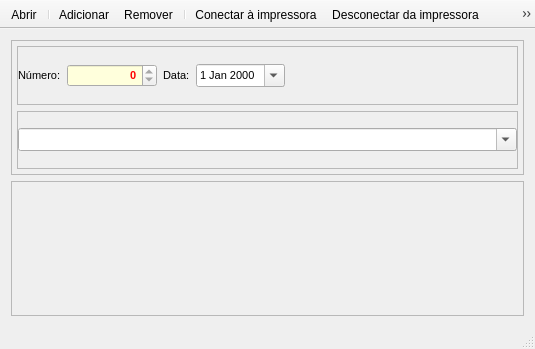
The window that mainwindow.ui (leidensj/BKVale) describes before a commit, drawn with Qt 5.
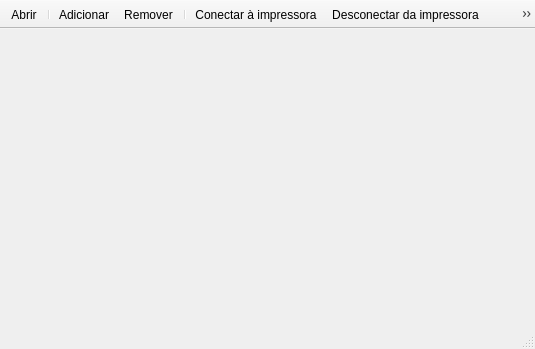
The same window after the commit. Icons and pictures are not drawn.

What changed in the file:
```diff
--- a/mainwindow.ui
+++ b/mainwindow.ui
@@ -18,302 +18,7 @@
     <normaloff>:/icons/res/baita.png</normaloff>:/icons/res/baita.png</iconset>
   </property>
   <widget class="QWidget" name="centralWidget">
-   <layout class="QVBoxLayout" name="verticalLayout">
-    <item>
-     <widget class="QFrame" name="frame_2">
-      <property name="frameShape">
-       <enum>QFrame::StyledPanel</enum>
-      </property>
-      <property name="frameShadow">
-       <enum>QFrame::Plain</enum>
-      </property>
-      <layout class="QVBoxLayout" name="verticalLayout_2">
-       <property name="spacing">
-        <number>6</number>
-       </property>
-       <property name="leftMargin">
-        <number>5</number>
-       </property>
-       <property name="topMargin">
-        <number>5</number>
-       </property>
-       <property name="rightMargin">
-        <number>5</number>
-       </property>
-       <property name="bottomMargin">
-        <number>5</number>
-       </property>
-       <item>
-        <widget class="QFrame" name="frame_3">
-         <property name="frameShape">
-          <enum>QFrame::StyledPanel</enum>
-         </property>
-         <property name="frameShadow">
-          <enum>QFrame::Raised</enum>
-         </property>
-         <layout class="QHBoxLayout" name="horizontalLayout_2">
-          <property name="leftMargin">
-           <number>0</number>
-          </property>
-          <property name="topMargin">
-           <number>0</number>
-          </property>
-          <property name="rightMargin">
-           <number>0</number>
-          </property>
-          <property name="bottomMargin">
-           <number>0</number>
-          </property>
-          <item>
-           <widget class="QLabel" name="label_2">
-            <property name="font">
-             <font>
-              <pointsize>8</pointsize>
-              <weight>50</weight>
-              <bold>false</bold>
-             </font>
-            </property>
-            <property name="text">
-             <string>Número:</string>
-            </property>
-           </widget>
-          </item>
-          <item>
-           <widget class="QSpinBox" name="id">
-            <property name="minimumSize">
-             <size>
-              <width>90</width>
-              <height>0</height>
-             </size>
-            </property>
-            <property name="palette">
-             <palette>
-              <active>
-               <colorrole role="Text">
-                <brush brushstyle="SolidPattern">
-                 <color alpha="255">
-                  <red>255</red>
-                  <green>0</green>
-                  <blue>0</blue>
-                 </color>
-                </brush>
-               </colorrole>
-               <colorrole role="Base">
-                <brush brushstyle="SolidPattern">
-                 <color alpha="255">
-                  <red>255</red>
-                  <green>255</green>
-                  <blue>220</blue>
-                 </color>
-                </brush>
-               </colorrole>
-              </active>
-              <inactive>
-               <colorrole role="Text">
-                <brush brushstyle="SolidPattern">
-                 <color alpha="255">
-                  <red>255</red>
-                  <green>0</green>
-                  <blue>0</blue>
-                 </color>
-                </brush>
-               </colorrole>
-               <colorrole role="Base">
-                <brush brushstyle="SolidPattern">
-                 <color alpha="255">
-                  <red>255</red>
-                  <green>255</green>
-                  <blue>220</blue>
-                 </color>
-                </brush>
-               </colorrole>
-              </inactive>
-              <disabled>
-               <colorrole role="Text">
-                <brush brushstyle="SolidPattern">
-                 <color alpha="255">
-                  <red>120</red>
-                  <green>120</green>
-                  <blue>120</blue>
-                 </color>
-                </brush>
-               </colorrole>
-               <colorrole role="Base">
-                <brush brushstyle="SolidPattern">
-                 <color alpha="255">
-                  <red>240</red>
-                  <green>240</green>
-                  <blue>240</blue>
-                 </color>
-                </brush>
-               </colorrole>
-              </disabled>
-             </palette>
-            </property>
-            <property name="font">
-             <font>
-              <pointsize>8</pointsize>
-              <weight>75</weight>
-              <bold>true</bold>
-             </font>
-            </property>
-            <property name="alignment">
-             <set>Qt::AlignRight|Qt::AlignTrailing|Qt::AlignVCenter</set>
-            </property>
-            <property name="readOnly">
-             <bool>true</bool>
-            </property>
-            <property name="correctionMode">
-             <enum>QAbstractSpinBox::CorrectToNearestValue</enum>
-            </property>
-            <property name="showGroupSeparator" stdset="0">
-             <bool>false</bool>
-            </property>
-            <property name="minimum">
-             <number>0</number>
-            </property>
-            <property name="maximum">
-             <number>999999999</number>
-            </property>
-            <property name="displayIntegerBase">
-             <number>10</number>
-            </property>
-           </widget>
-          </item>
-          <item>
-           <widget class="QLabel" name="label">
-            <property name="font">
-             <font>
-              <pointsize>8</pointsize>
-              <weight>50</weight>
-              <bold>false</bold>
-             </font>
-            </property>
-            <property name="text">
-             <string>Data:</string>
-            </property>
-           </widget>
-          </item>
-          <item>
-           <widget class="QDateEdit" name="date">
-            <property name="font">
-             <font>
-              <pointsize>8</pointsize>
-              <weight>50</weight>
-              <bold>false</bold>
-             </font>
-            </property>
-            <property name="wrapping">
-             <bool>false</bool>
-            </property>
-            <property name="frame">
-             <bool>true</bool>
-            </property>
-            <property name="buttonSymbols">
-             <enum>QAbstractSpinBox::UpDownArrows</enum>
-            </property>
-            <property name="calendarPopup">
-             <bool>true</bool>
-            </property>
-           </widget>
-          </item>
-          <item>
-           <spacer name="horizontalSpacer">
-            <property name="orientation">
-             <enum>Qt::Horizontal</enum>
-            </property>
-            <property name="sizeHint" stdset="0">
-             <size>
-              <width>40</width>
-              <height>20</height>
-             </size>
-            </property>
-           </spacer>
-          </item>
-         </layout>
-        </widget>
-       </item>
-       <item>
-        <widget class="QFrame" name="frame_4">
-         <property name="frameShape">
-          <enum>QFrame::StyledPanel</enum>
-         </property>
-         <property name="frameShadow">
-          <enum>QFrame::Raised</enum>
-         </property>
-         <layout class="QHBoxLayout" name="horizontalLayout_3">
-          <property name="leftMargin">
-           <number>0</number>
-          </property>
-          <property name="topMargin">
-           <number>0</number>
-          </property>
-          <property name="rightMargin">
-           <number>0</number>
-          </property>
-          <property name="bottomMargin">
-           <number>0</number>
-          </property>
-          <item>
-           <widget class="QComboBox" name="provider">
-            <property name="sizePolicy">
-             <sizepolicy hsizetype="Expanding" vsizetype="Fixed">
-              <horstretch>0</horstretch>
-              <verstretch>0</verstretch>
-             </sizepolicy>
-            </property>
-            <property name="font">
-             <font>
-              <pointsize>10</pointsize>
-              <weight>75</weight>
-              <bold>true</bold>
-             </font>
-            </property>
-            <property name="editable">
-             <bool>true</bool>
-            </property>
-            <property name="insertPolicy">
-             <enum>QComboBox::InsertAlphabetically</enum>
-            </property>
-            <property name="frame">
-             <bool>true</bool>
-            </property>
-           </widget>
-          </item>
-         </layout>
-        </widget>
-       </item>
-      </layout>
-     </widget>
-    </item>
-    <item>
-     <widget class="QFrame" name="frame">
-      <property name="frameShape">
-       <enum>QFrame::StyledPanel</enum>
-      </property>
-      <property name="frameShadow">
-       <enum>QFrame::Raised</enum>
-      </property>
-      <layout class="QHBoxLayout" name="horizontalLayout">
-       <property name="spacing">
-        <number>0</number>
-       </property>
-       <property name="leftMargin">
-        <number>0</number>
-       </property>
-       <property name="topMargin">
-        <number>0</number>
-       </property>
-       <property name="rightMargin">
-        <number>0</number>
-       </property>
-       <property name="bottomMargin">
-        <number>0</number>
-       </property>
-      </layout>
-     </widget>
-    </item>
-   </layout>
+   <layout class="QVBoxLayout" name="verticalLayout"/>
   </widget>
   <widget class="QToolBar" name="mainToolBar">
    <property name="movable">
```
